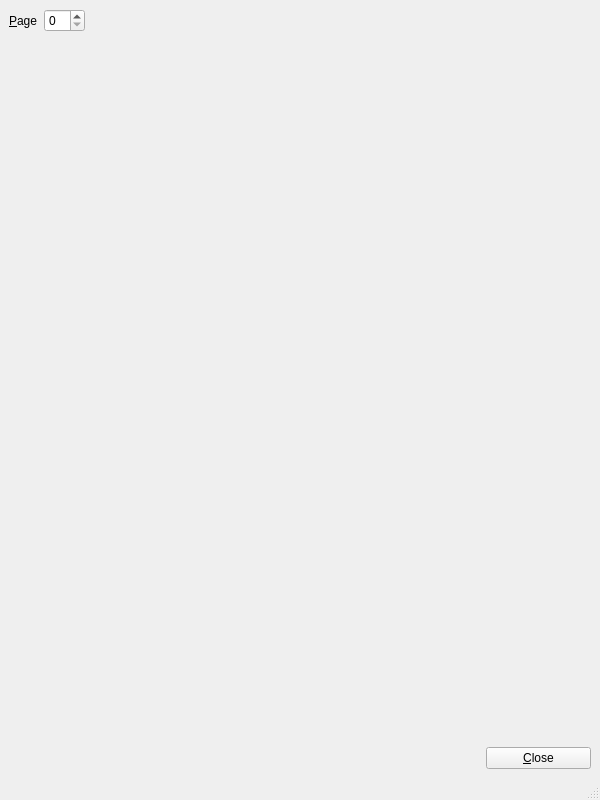
The window that UI/biblioteq_pdfreader.ui (textbrowser/biblioteq) describes before a commit, drawn with Qt 5.
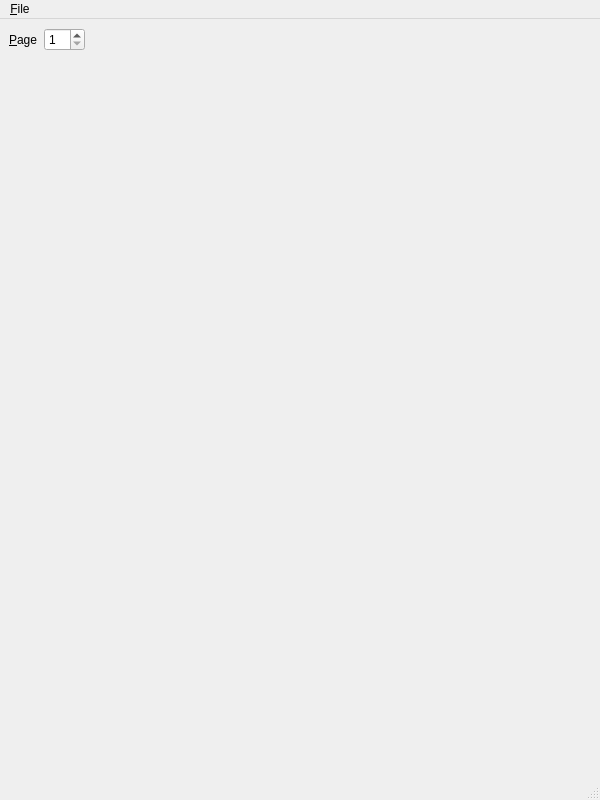
The same window after the commit. Icons and pictures are not drawn.

Patch:
```diff
--- a/UI/biblioteq_pdfreader.ui
+++ b/UI/biblioteq_pdfreader.ui
@@ -32,7 +32,11 @@
        </widget>
       </item>
       <item>
-       <widget class="QSpinBox" name="page"/>
+       <widget class="QSpinBox" name="page">
+        <property name="minimum">
+         <number>1</number>
+        </property>
+       </widget>
       </item>
       <item>
        <spacer name="horizontalSpacer">
@@ -63,7 +67,7 @@
          <x>0</x>
          <y>0</y>
          <width>582</width>
-         <height>701</height>
+         <height>716</height>
         </rect>
        </property>
        <layout class="QVBoxLayout" name="verticalLayout">
@@ -78,49 +82,38 @@
       </widget>
      </widget>
     </item>
-    <item>
-     <layout class="QHBoxLayout">
-      <property name="spacing">
-       <number>5</number>
-      </property>
-      <item>
-       <spacer>
-        <property name="orientation">
-         <enum>Qt::Horizontal</enum>
-        </property>
-        <property name="sizeType">
-         <enum>QSizePolicy::Expanding</enum>
-        </property>
-        <property name="sizeHint" stdset="0">
-         <size>
-          <width>39</width>
-          <height>20</height>
-         </size>
-        </property>
-       </spacer>
-      </item>
-      <item>
-       <widget class="QPushButton" name="close">
-        <property name="minimumSize">
-         <size>
-          <width>105</width>
-          <height>0</height>
-         </size>
-        </property>
-        <property name="text">
-         <string>&amp;Close</string>
-        </property>
-        <property name="icon">
-         <iconset resource="../Icons/icons.qrc">
-          <normaloff>:/16x16/cancel.png</normaloff>:/16x16/cancel.png</iconset>
-        </property>
-       </widget>
-      </item>
-     </layout>
-    </item>
    </layout>
   </widget>
   <widget class="QStatusBar" name="statusbar"/>
+  <widget class="QMenuBar" name="menuBar">
+   <property name="geometry">
+    <rect>
+     <x>0</x>
+     <y>0</y>
+     <width>600</width>
+     <height>19</height>
+    </rect>
+   </property>
+   <widget class="QMenu" name="menu_File">
+    <property name="title">
+     <string>&amp;File</string>
+    </property>
+    <addaction name="action_Save_As"/>
+    <addaction name="separator"/>
+    <addaction name="action_Close"/>
+   </widget>
+   <addaction name="menu_File"/>
+  </widget>
+  <action name="action_Save_As">
+   <property name="text">
+    <string>&amp;Save As...</string>
+   </property>
+  </action>
+  <action name="action_Close">
+   <property name="text">
+    <string>&amp;Close</string>
+   </property>
+  </action>
  </widget>
  <tabstops>
   <tabstop>page</tabstop>
```
Left out of the diff: 1 changed line with no effect on the pictures.
